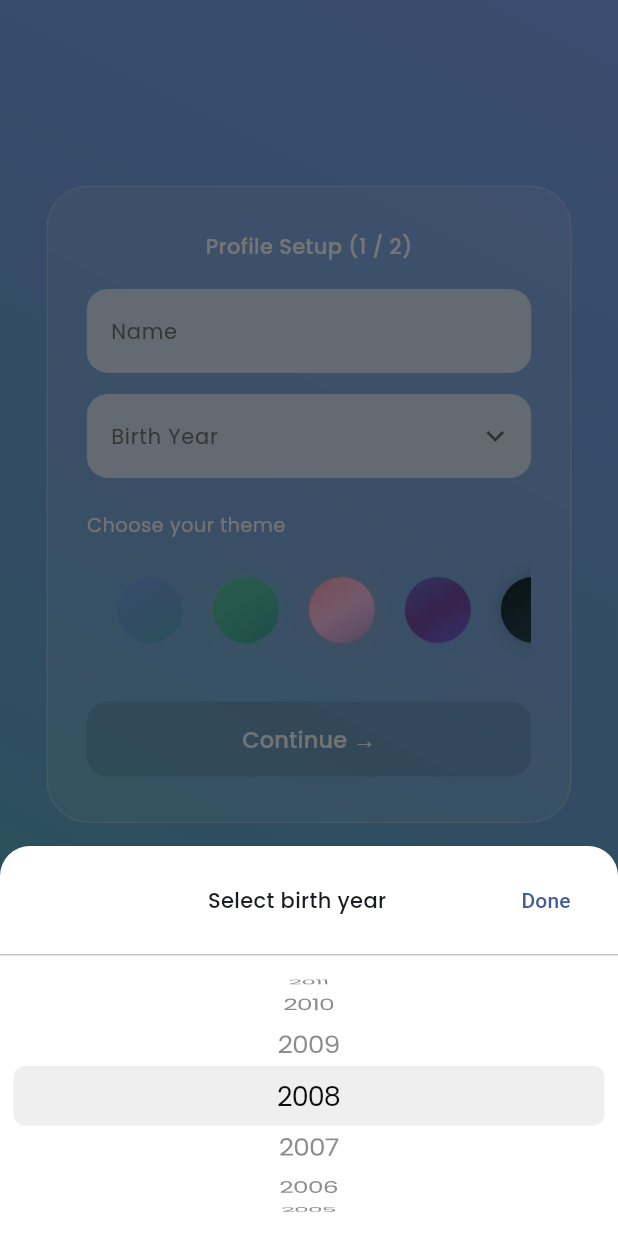
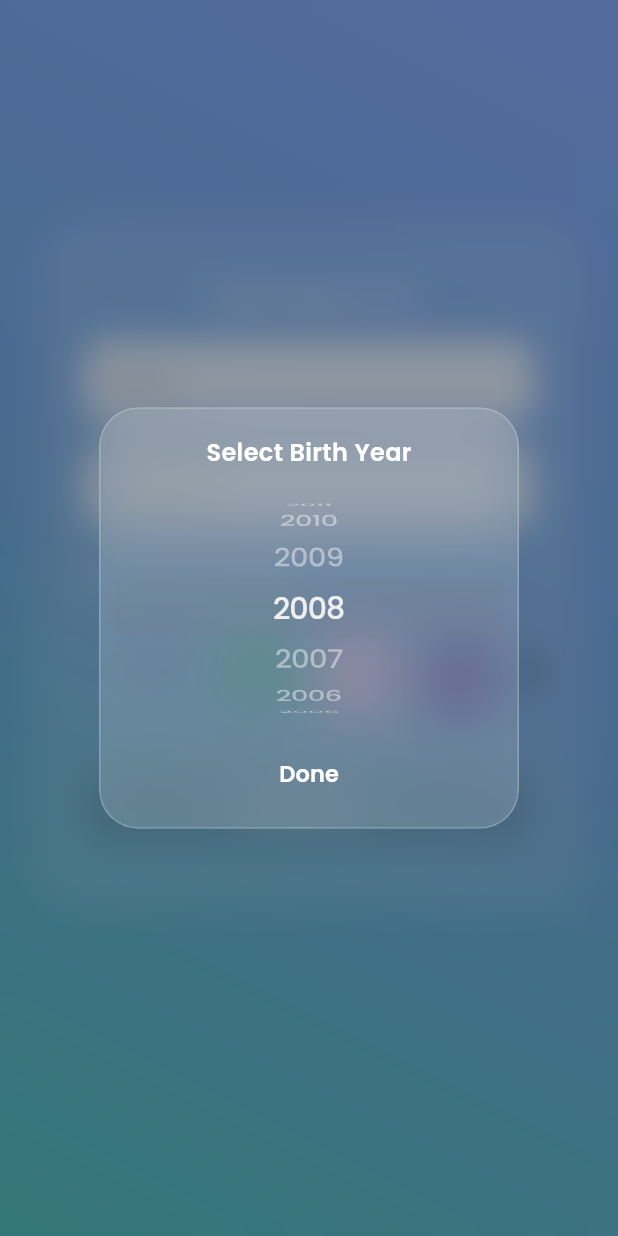
Before and after one commit to yatri-etymon/loginUI, a Flutter app: the ProfileSetup1 screen opened directly, after a tap on "Birth Year", on a phone screen of 412 x 824 dp. Run offline on Flutter 3.47's test engine with Material 3 defaults, Android fonts, the phone set to English and light mode, and no system bars; our stand-ins replace google_fonts, pinput.

Commit message:
year picker change

```diff
--- a/lib/screens/profile_setup1.dart
+++ b/lib/screens/profile_setup1.dart
@@ -1,7 +1,7 @@
 import 'package:flutter/material.dart';
-import 'package:flutter/cupertino.dart';
 import 'package:google_fonts/google_fonts.dart';
 import 'package:login_blue/app/app_flow_controller.dart';
+import 'package:login_blue/widgets/common/year_picker_popup.dart';
 import 'package:login_blue/widgets/effects/radial_bloom_painter.dart';
 import 'package:login_blue/widgets/ui/theme_selector.dart';
 import 'package:login_blue/widgets/common/birth_year_picker.dart';
@@ -11,7 +11,7 @@ import 'package:login_blue/theme/app_colors.dart';
 import 'package:login_blue/theme/theme_controller.dart';
 
 import '../widgets/ui/gradient_background.dart';
-import '../widgets/ui/glass_card.dart';
+import '../widgets/common/glass_card.dart';
 
 class ProfileSetup1 extends StatefulWidget {
   const ProfileSetup1({super.key});
@@ -22,7 +22,6 @@ class ProfileSetup1 extends StatefulWidget {
 
 class _ProfileSetup1State extends State<ProfileSetup1>
     with SingleTickerProviderStateMixin {
-
   final TextEditingController nameController = TextEditingController();
   final TextEditingController birthYearController = TextEditingController();
 
@@ -33,13 +32,11 @@ class _ProfileSetup1State extends State<ProfileSetup1>
   Color? selectedThemeColor;
   int selectedThemeIndex = -1;
 
-  //get gradients from app_colors.dart
   final gradientEntries = AppColors.gradients.entries.toList();
 
   @override
   void initState() {
     super.initState();
-
     _bloomController = AnimationController(
       vsync: this,
       duration: const Duration(milliseconds: 450),
@@ -59,34 +56,30 @@ class _ProfileSetup1State extends State<ProfileSetup1>
     super.dispose();
   }
 
-  bool get isFormValid {
-    return nameController.text.trim().isNotEmpty &&
-        birthYearController.text.isNotEmpty &&
-        selectedThemeIndex >= 0;
-  }
+  bool get isFormValid =>
+      nameController.text.trim().isNotEmpty &&
+      birthYearController.text.isNotEmpty &&
+      selectedThemeIndex >= 0;
 
   @override
   Widget build(BuildContext context) {
-    final width = MediaQuery.of(context).size.width;
-
     return PopScope(
       canPop: false,
-      onPopInvokedWithResult: (didPop, result) {
+      onPopInvokedWithResult: (_, _) {
         context.read<AppFlowController>().goToStart();
       },
       child: Scaffold(
         backgroundColor: Colors.black,
-        resizeToAvoidBottomInset: true,
         body: Stack(
           children: [
             const GradientBackground(),
 
-            //radial bloom overlay
+            /// radial bloom
             if (selectedThemeColor != null && _bloomCenter != null)
               Positioned.fill(
                 child: AnimatedBuilder(
                   animation: _bloomAnimation,
-                  builder: (_, __) {
+                  builder: (_, _) {
                     return CustomPaint(
                       painter: RadialBloomPainter(
                         center: _bloomCenter!,
@@ -100,24 +93,19 @@ class _ProfileSetup1State extends State<ProfileSetup1>
 
             SingleChildScrollView(
               padding: EdgeInsets.only(
-                top: MediaQuery.of(context).size.height * 0.15,
-                bottom: 40,
+                top: MediaQuery.of(context).size.height * 0.18,
+                bottom: 35,
               ),
               child: Center(
                 child: GlassCard(
-                  width: width,
-                  isExpanded: true,
-                  onTap: () {},
                   child: Padding(
                     padding: const EdgeInsets.symmetric(
                       horizontal: 16,
-                      vertical: 20,
+                      vertical: 25,
                     ),
                     child: Column(
                       mainAxisSize: MainAxisSize.min,
                       children: [
-
-                        /// Header
                         Text(
                           'Profile Setup (1 / 2)',
                           style: GoogleFonts.poppins(
@@ -126,10 +114,8 @@ class _ProfileSetup1State extends State<ProfileSetup1>
                             fontWeight: FontWeight.w500,
                           ),
                         ),
-
                         const SizedBox(height: 18),
 
-                        /// Name field
                         NameField(
                           controller: nameController,
                           onChanged: (_) => setState(() {}),
@@ -138,7 +124,6 @@ class _ProfileSetup1State extends State<ProfileSetup1>
 
                         const SizedBox(height: 14),
 
-                        /// Birth year picker
                         BirthYearPicker(
                           controller: birthYearController,
                           onTap: () => _showYearPicker(context),
@@ -152,8 +137,8 @@ class _ProfileSetup1State extends State<ProfileSetup1>
                           child: Text(
                             'Choose your theme',
                             style: GoogleFonts.poppins(
-                              color: Colors.grey[50],
-                              fontSize: 13,
+                              color: Colors.white,
+                              fontSize: 14,
                             ),
                           ),
                         ),
@@ -161,29 +146,30 @@ class _ProfileSetup1State extends State<ProfileSetup1>
                         const SizedBox(height: 12),
 
                         ThemeSelector(
-                          gradients: gradientEntries.map((e) => e.value).toList(),
+                          gradients: gradientEntries
+                              .map((e) => e.value)
+                              .toList(),
                           selectedIndex: selectedThemeIndex,
-                          onSelected: (index, tapPosition) {
-
+                          onSelected: (index, tapPos) {
                             final selectedId = gradientEntries[index].key;
-                            final selectedGradient = gradientEntries[index].value;
+                            final selectedGradient =
+                                gradientEntries[index].value;
 
                             setState(() {
                               selectedThemeIndex = index;
                               selectedThemeColor = selectedGradient.first;
-                              _bloomCenter = tapPosition;
+                              _bloomCenter = tapPos;
                             });
 
                             _bloomController.forward(from: 0);
-
-                            /// 🔥 APPLY APP THEME
-                            context.read<ThemeController>().setTheme(selectedId);
+                            context.read<ThemeController>().setTheme(
+                              selectedId,
+                            );
                           },
                         ),
 
                         const SizedBox(height: 26),
 
-                        /// Continue button
                         SizedBox(
                           width: double.infinity,
                           child: ElevatedButton(
@@ -191,7 +177,6 @@ class _ProfileSetup1State extends State<ProfileSetup1>
                             style: ElevatedButton.styleFrom(
                               backgroundColor:
                                   selectedThemeColor ?? Colors.white,
-                              foregroundColor: Colors.black,
                               padding: const EdgeInsets.symmetric(vertical: 14),
                               shape: RoundedRectangleBorder(
                                 borderRadius: BorderRadius.circular(14),
@@ -200,9 +185,9 @@ class _ProfileSetup1State extends State<ProfileSetup1>
                             child: Text(
                               'Continue →',
                               style: GoogleFonts.poppins(
-                                fontSize: 15,
-                                fontWeight: FontWeight.w500,
-                                color: Colors.grey[50]
+                                fontSize: 16,
+                                fontWeight: FontWeight.w600,
+                                color: Colors.white,
                               ),
                             ),
                           ),
@@ -219,75 +204,31 @@ class _ProfileSetup1State extends State<ProfileSetup1>
     );
   }
 
-  /// Birth year picker
   void _showYearPicker(BuildContext context) {
     final currentYear = DateTime.now().year;
-    int tempSelectedYear = birthYearController.text.isNotEmpty
+
+    int initialYear = birthYearController.text.isNotEmpty
         ? int.parse(birthYearController.text)
         : currentYear - 18;
 
-    showModalBottomSheet(
-      context: context,
-      backgroundColor: Colors.transparent,
-      builder: (_) {
-        return Container(
-          height: 260,
-          decoration: const BoxDecoration(
-            color: Colors.white,
-            borderRadius: BorderRadius.vertical(top: Radius.circular(20)),
-          ),
-          child: Column(
-            children: [
-              Padding(
-                padding:
-                    const EdgeInsets.symmetric(horizontal: 16, vertical: 12),
-                child: Row(
-                  mainAxisAlignment: MainAxisAlignment.spaceBetween,
-                  children: [
-                    const SizedBox(width: 48),
-                    Text(
-                      'Select birth year',
-                      style:
-                          GoogleFonts.poppins(fontWeight: FontWeight.w500),
-                    ),
-                    TextButton(
-                      onPressed: () {
-                        setState(() {
-                          birthYearController.text =
-                              tempSelectedYear.toString();
-                        });
-                        Navigator.pop(context);
-                      },
-                      child: const Text('Done'),
-                    ),
-                  ],
-                ),
-              ),
-              const Divider(height: 1),
-              Expanded(
-                child: CupertinoPicker(
-                  itemExtent: 40,
-                  scrollController: FixedExtentScrollController(
-                    initialItem: currentYear - tempSelectedYear,
-                  ),
-                  onSelectedItemChanged: (index) {
-                    tempSelectedYear = currentYear - index;
-                  },
-                  children: List.generate(
-                    110,
-                    (index) => Center(
-                      child: Text(
-                        (currentYear - index).toString(),
-                        style: GoogleFonts.poppins(fontSize: 18),
-                      ),
-                    ),
-                  ),
-                ),
-              ),
-            ],
-          ),
+    late OverlayEntry overlay;
+
+    overlay = OverlayEntry(
+      builder: (context) {
+        return YearPickerPopup(
+          initialYear: initialYear,
+          onDone: (year) {
+            birthYearController.text = year.toString();
+            overlay.remove();
+            setState(() {});
+          },
+          onClose: () {
+            overlay.remove();
+          },
         );
       },
     );
+
+    Overlay.of(context).insert(overlay);
   }
 }
--- a/lib/screens/start_screen.dart
+++ b/lib/screens/start_screen.dart
@@ -8,7 +8,7 @@ import 'package:provider/provider.dart';
 
 import '../widgets/ui/gradient_background.dart';
 import '../widgets/ui/welcome_header.dart';
-import '../widgets/ui/glass_card.dart';
+import '../widgets/common/glass_card.dart';
 import '../widgets/ui/otp_section.dart';
 
 class StartScreen extends StatefulWidget {
@@ -61,7 +61,6 @@ class _StartScreenState extends State<StartScreen> {
   Widget build(BuildContext context) {
     final keyboardHeight = MediaQuery.of(context).viewInsets.bottom;
     final isKeyboardOpen = keyboardHeight > 0;
-    final width = MediaQuery.of(context).size.width;
 
     return PopScope(
       canPop: !isExpanded,
@@ -93,8 +92,9 @@ class _StartScreenState extends State<StartScreen> {
               bottom: isKeyboardOpen ? keyboardHeight + 20 : 60,
               child: Center(
                 child: GlassCard(
-                  width: width,
-                  isExpanded: isExpanded,
+                  width: MediaQuery.of(context).size.width * 0.90,
+                  useDelay: true,
+                  enableTap: true,
                   onTap: () {
                     if (!isExpanded) setState(() => isExpanded = true);
                   },
--- a/lib/widgets/UI/glass_card.dart
+++ /dev/null
@@ -1,48 +0,0 @@
-import 'dart:ui';
-import 'package:flutter/material.dart';
-import 'package:login_blue/widgets/common/delayed_animation.dart';
-
-class GlassCard extends StatelessWidget {
-  final double width;
-  final bool isExpanded;
-  final VoidCallback? onTap;
-  final Widget child;
-
-  const GlassCard({
-    super.key,
-    required this.width,
-    required this.isExpanded,
-    required this.onTap,
-    required this.child,
-  });
-
-  @override
-  Widget build(BuildContext context) {
-    return DelayedAnimation(
-      delay: 900,
-      child: Material(
-        color: Colors.transparent,
-        child: GestureDetector(
-          onTap: onTap,
-          child: ClipRRect(
-            borderRadius: BorderRadius.circular(isExpanded ? 28 : 40),
-            child: BackdropFilter(
-              filter: ImageFilter.blur(sigmaX: 12, sigmaY: 12),
-              child: AnimatedContainer(
-                duration: const Duration(milliseconds: 400),
-                width: width * 0.85,
-                padding: const EdgeInsets.all(10),
-                decoration: BoxDecoration(
-                  color: Colors.white.withValues(alpha: 0.10),
-                  borderRadius: BorderRadius.circular(isExpanded ? 28 : 40),
-                  border: Border.all(color: Colors.white24),
-                ),
-                child: child,
-              ),
-            ),
-          ),
-        ),
-      ),
-    );
-  }
-}
--- a/lib/widgets/UI/theme_selector.dart
+++ b/lib/widgets/UI/theme_selector.dart
@@ -1,6 +1,7 @@
+import 'dart:math';
 import 'package:flutter/material.dart';
 
-class ThemeSelector extends StatelessWidget {
+class ThemeSelector extends StatefulWidget {
   final List<List<Color>> gradients;
   final int selectedIndex;
   final Function(int index, Offset tapPosition) onSelected;
@@ -13,54 +14,96 @@ class ThemeSelector extends StatelessWidget {
   });
 
   @override
+  State<ThemeSelector> createState() => _ThemeSelectorState();
+}
+
+class _ThemeSelectorState extends State<ThemeSelector>
+    with TickerProviderStateMixin {
+
+  late final AnimationController _floatController;
+
+  @override
+  void initState() {
+    super.initState();
+
+    _floatController = AnimationController(
+      vsync: this,
+      duration: const Duration(seconds: 4),
+    )..repeat(reverse: true);
+  }
+
+  @override
+  void dispose() {
+    _floatController.dispose();
+    super.dispose();
+  }
+
+  @override
   Widget build(BuildContext context) {
     return SizedBox(
-      height: 70,
-      child: ListView.builder(
+      height: 80,
+      child: AnimatedBuilder(
+        animation: _floatController,
+        builder: (context, _) {
+          return ListView.builder(
             scrollDirection: Axis.horizontal,
             physics: const BouncingScrollPhysics(),
-        itemCount: gradients.length,
-        padding: const EdgeInsets.symmetric(horizontal: 10),
+            padding: const EdgeInsets.symmetric(horizontal: 16),
+            itemCount: widget.gradients.length,
             itemBuilder: (context, index) {
-          final isSelected = index == selectedIndex;
 
-          return GestureDetector(
+              final isSelected = index == widget.selectedIndex;
+
+              /// floating offset
+              final floatOffset =
+                  sin((_floatController.value * 2 * pi) + index) * 6;
+
+              /// scale breathing
+              final scale =
+                  1 + (sin((_floatController.value * 2 * pi) + index) * 0.05);
+
+              return Transform.translate(
+                offset: Offset(0, floatOffset),
+                child: Transform.scale(
+                  scale: isSelected ? 1.13 : scale,
+                  child: GestureDetector(
                     onTapDown: (details) {
-              onSelected(index, details.globalPosition);
+                      widget.onSelected(index, details.globalPosition);
                     },
                     child: AnimatedContainer(
                       duration: const Duration(milliseconds: 280),
                       curve: Curves.easeOutCubic,
-              margin: const EdgeInsets.symmetric(horizontal: 10),
-              width: isSelected ? 54 : 44,
-              height: isSelected ? 54 : 44,
+                      margin: const EdgeInsets.symmetric(horizontal: 12),
+                      width: isSelected ? 53 : 43,
+                      height: isSelected ? 53 : 43,
                       decoration: BoxDecoration(
                         shape: BoxShape.circle,
-
-                //gradient orb
                         gradient: LinearGradient(
-                  colors: gradients[index],
+                          colors: widget.gradients[index],
                           begin: Alignment.topLeft,
                           end: Alignment.bottomRight,
                         ),
-
-                /// glow when selected
                         boxShadow: [
                           if (isSelected)
                             BoxShadow(
-                      color: gradients[index].first.withValues(alpha: 0.65),
-                      blurRadius: 22,
-                      spreadRadius: 2,
+                              color: widget.gradients[index].first
+                                  .withValues(alpha: .7),
+                              blurRadius: 26,
+                              spreadRadius: 3,
                             )
                           else
                             BoxShadow(
-                      color: gradients[index].first.withValues(alpha: 0.25),
+                              color: widget.gradients[index].first
+                                  .withValues(alpha: .25),
                               blurRadius: 10,
-                      spreadRadius: 0.5,
                             ),
                         ],
                       ),
                     ),
+                  ),
+                ),
+              );
+            },
           );
         },
       ),
--- /dev/null
+++ b/lib/widgets/common/glass_card.dart
@@ -0,0 +1,63 @@
+import 'dart:ui';
+import 'package:flutter/material.dart';
+import 'package:login_blue/widgets/common/delayed_animation.dart';
+
+class GlassCard extends StatelessWidget {
+  final Widget child;
+
+  //optional configs
+  final EdgeInsets padding;
+  final BorderRadius borderRadius;
+  final bool enableTap;
+  final VoidCallback? onTap;
+  final double blur;
+  final double opacity;
+  final bool useDelay;
+  final double? width;
+
+  const GlassCard({
+    super.key,
+    required this.child,
+    this.padding = const EdgeInsets.all(16),
+    this.borderRadius = const BorderRadius.all(Radius.circular(26)),
+    this.enableTap = false,
+    this.onTap,
+    this.blur = 14,
+    this.opacity = 0.12,
+    this.useDelay = false,
+    this.width
+  });
+
+  @override
+  Widget build(BuildContext context) {
+    Widget card = Material(
+      color: Colors.transparent,
+      child: GestureDetector(
+        onTap: enableTap ? onTap : null,
+        child: ClipRRect(
+          borderRadius: borderRadius,
+          child: BackdropFilter(
+            filter: ImageFilter.blur(sigmaX: blur, sigmaY: blur),
+            child: Container(
+              width: width ?? MediaQuery.of(context).size.width * 0.88,
+              padding: const EdgeInsets.all(14),
+              decoration: BoxDecoration(
+                color: Colors.white.withValues(alpha: 0.10),
+                borderRadius: borderRadius,
+                border: Border.all(color: Colors.white24),
+              ),
+              child: child,
+            ),
+          ),
+        ),
+      ),
+    );
+
+    //optional delayed animation for login screen only
+    if (useDelay) {
+      return DelayedAnimation(delay: 900, child: card);
+    }
+
+    return card;
+  }
+}
--- /dev/null
+++ b/lib/widgets/common/year_picker_popup.dart
@@ -0,0 +1,154 @@
+import 'dart:ui';
+import 'package:flutter/material.dart';
+import 'package:flutter/cupertino.dart';
+import 'package:google_fonts/google_fonts.dart';
+
+class YearPickerPopup extends StatefulWidget {
+  final int initialYear;
+  final Function(int) onDone;
+  final VoidCallback onClose;
+
+  const YearPickerPopup({
+    super.key,
+    required this.initialYear,
+    required this.onDone,
+    required this.onClose,
+  });
+
+  @override
+  State<YearPickerPopup> createState() => _YearPickerPopupState();
+}
+
+class _YearPickerPopupState extends State<YearPickerPopup>
+    with SingleTickerProviderStateMixin {
+  late int tempYear;
+  late AnimationController _controller;
+  late Animation<double> _scale;
+  late Animation<double> _fade;
+
+  @override
+  void initState() {
+    super.initState();
+    tempYear = widget.initialYear;
+
+    _controller = AnimationController(
+      vsync: this,
+      duration: const Duration(milliseconds: 260),
+    );
+
+    _scale = Tween(
+      begin: 0.85,
+      end: 1.0,
+    ).animate(CurvedAnimation(parent: _controller, curve: Curves.easeOutCubic));
+
+    _fade = Tween(begin: 0.0, end: 1.0).animate(_controller);
+
+    _controller.forward();
+  }
+
+  @override
+  void dispose() {
+    _controller.dispose();
+    super.dispose();
+  }
+
+  @override
+  Widget build(BuildContext context) {
+    final currentYear = DateTime.now().year;
+
+    return Material(
+      color: Colors.transparent,
+      child: GestureDetector(
+        onTap: widget.onClose,
+        child: Container(
+          color: Colors.black.withValues(alpha: 0.35),
+          child: BackdropFilter(
+            filter: ImageFilter.blur(sigmaX: 12, sigmaY: 12),
+            child: Center(
+              child: FadeTransition(
+                opacity: _fade,
+                child: ScaleTransition(
+                  scale: _scale,
+                  child: GestureDetector(
+                    onTap: () {},
+                    child: ClipRRect(
+                      borderRadius: BorderRadius.circular(26),
+                      child: BackdropFilter(
+                        filter: ImageFilter.blur(sigmaX: 18, sigmaY: 18),
+                        child: Container(
+                          width: 280,
+                          padding: const EdgeInsets.only(top: 18, bottom: 12),
+                          decoration: BoxDecoration(
+                            color: Colors.white.withValues(alpha: 0.15),
+                            borderRadius: BorderRadius.circular(26),
+                            border: Border.all(color: Colors.white24),
+                          ),
+                          child: Column(
+                            mainAxisSize: MainAxisSize.min,
+                            children: [
+                              Text(
+                                "Select Birth Year",
+                                style: GoogleFonts.poppins(
+                                  color: Colors.white,
+                                  fontSize: 16,
+                                  fontWeight: FontWeight.w600,
+                                ),
+                              ),
+                              const SizedBox(height: 12),
+
+                              SizedBox(
+                                height: 160,
+                                child: CupertinoPicker(
+                                  itemExtent: 40,
+                                  scrollController: FixedExtentScrollController(
+                                    initialItem: currentYear - tempYear,
+                                  ),
+                                  onSelectedItemChanged: (index) {
+                                    tempYear = currentYear - index;
+                                  },
+                                  children: List.generate(
+                                    100,
+                                    (i) => Center(
+                                      child: Text(
+                                        (currentYear - i).toString(),
+                                        style: GoogleFonts.poppins(
+                                          fontSize: 20,
+                                          color: Colors.white,
+                                          fontWeight: FontWeight.w500,
+                                        ),
+                                      ),
+                                    ),
+                                  ),
+                                ),
+                              ),
+
+                              const SizedBox(height: 6),
+
+                              TextButton(
+                                onPressed: () {
+                                  widget.onDone(tempYear);
+                                },
+                                child: Text(
+                                  "Done",
+                                  style: GoogleFonts.poppins(
+                                    color: Colors.white,
+                                    fontSize: 15,
+                                    fontWeight: FontWeight.w600,
+                                  ),
+                                ),
+                              ),
+                            ],
+                          ),
+                        ),
+                      ),
+                    ),
+                  ),
+                ),
+              ),
+            ),
+          ),
+        ),
+      ),
+    );
+  }
+}
```
Lines whose indentation alone changed are shown as unchanged.
